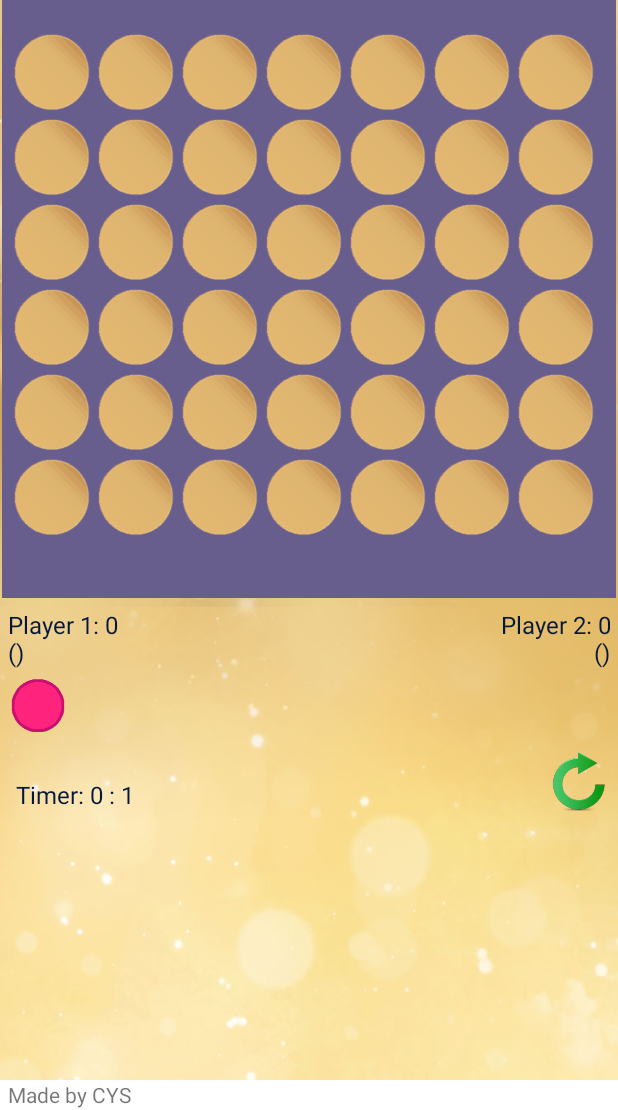
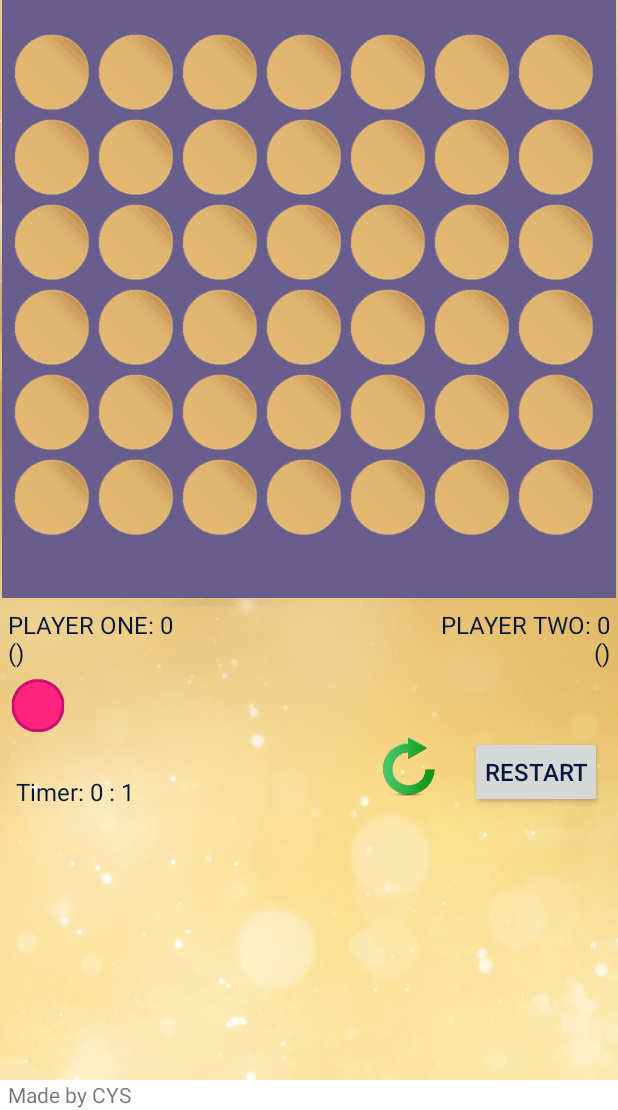
Before and after one commit to chenyingshu/Connect_Four, an Android app: the screen it shows after launch (GameActivity), after a tap on "START GAME", on a phone screen of 412 x 824 dp, the part 126-1236 px from its top. Run offline under Robolectric (Android 15) with nearby library versions, the phone set to English and light mode, and no system bars.

Commit message:
Connect Four

```diff
--- a/app/src/main/java/connect4/susan/connect_four/GameActivity.java
+++ b/app/src/main/java/connect4/susan/connect_four/GameActivity.java
@@ -5,6 +5,8 @@ import android.content.DialogInterface;
 import android.content.Intent;
 import android.content.res.Resources;
 import android.graphics.Point;
+import android.media.AudioManager;
+import android.media.SoundPool;
 import android.os.Bundle;
 import android.os.Handler;
 import android.os.Vibrator;
@@ -26,9 +28,12 @@ import android.widget.TextView;
 import android.widget.Toast;
 
 import java.util.ArrayList;
+import java.util.HashMap;
 
 /**
  * Edited by Susan on 2016/11/2
+ * Final edition on 2016/11/7
+ * Run on AS 2.2.2
  */
 
 public class GameActivity extends AppCompatActivity {
@@ -54,6 +59,20 @@ public class GameActivity extends AppCompatActivity {
 
     private Button menuButton;
     private Button restartButton;
+
+    //Sound Effect
+    private SoundPool soundPool;
+    private HashMap<Integer, Integer> soundHashMap;
+    private int soundPressID=1, dropID=2, retractID=3, warnID=4, gameResultID = 5, enterID = 6;
+    private AudioManager audioManager;
+    private float curVolumn;
+    private float maxVolumn;
+    private float leftVolumn;
+    private float rightVolumn;
+    private int priority;
+    private int no_loop;
+    private float normal_playback_rate;
+
 
     @Override
     protected void onCreate(Bundle savedInstanceState) {
@@ -150,6 +169,26 @@ public class GameActivity extends AppCompatActivity {
         retractButton = (ImageButton)findViewById(R.id.btn_retract);
         menuButton = (Button)findViewById(R.id.btn_menu);
         restartButton = (Button)findViewById(R.id.btn_restart);
+
+        // Sound effect initialization
+        soundPool = new SoundPool(6, AudioManager.STREAM_MUSIC, 100);;
+        soundHashMap = new HashMap<Integer, Integer>();
+        soundHashMap.put(soundPressID, soundPool.load(this, R.raw.keypress, 1));
+        soundHashMap.put(dropID, soundPool.load(this, R.raw.drop_sound, 1));
+        soundHashMap.put(retractID, soundPool.load(this, R.raw.retract, 1));
+        soundHashMap.put(warnID, soundPool.load(this, R.raw.light_error, 1));
+        soundHashMap.put(gameResultID, soundPool.load(this, R.raw.get_good_point, 1));
+        soundHashMap.put(enterID, soundPool.load(this, R.raw.click_enter, 1));
+
+        audioManager = (AudioManager)getSystemService(Context.AUDIO_SERVICE);
+
+        curVolumn = audioManager.getStreamVolume(AudioManager.STREAM_MUSIC);
+        maxVolumn = audioManager.getStreamMaxVolume(AudioManager.STREAM_MUSIC);
+        leftVolumn = curVolumn / maxVolumn;
+        rightVolumn = curVolumn / maxVolumn;
+        priority = 1;
+        no_loop = 0;
+        normal_playback_rate = 1f;
     }
 
     Long fixedTime;
@@ -181,11 +220,11 @@ public class GameActivity extends AppCompatActivity {
         }
 
         TextView playerInfo = (TextView)findViewById(R.id.playerInfo1);
-        playerInfo.setText("Player 1: "+p1win + "\n" +
-                        PlayerName1 + "("+UID1+")\n");
+        playerInfo.setText("PLAYER ONE: "+p1win + "\n" +
+                PlayerName1 + "("+UID1+")\n");
         playerInfo = (TextView)findViewById(R.id.playerInfo2);
-        playerInfo.setText("Player 2: "+ p2win + "\n" +
-                        PlayerName2 + "("+UID2+")\n");
+        playerInfo.setText("PLAYER TWO: "+ p2win + "\n" +
+                PlayerName2 + "("+UID2+")\n");
 
         //Timer starts
         startTime = System.currentTimeMillis();
@@ -195,11 +234,12 @@ public class GameActivity extends AppCompatActivity {
         /** Operation visibility initialization chesses **/
         retractButton.setVisibility(View.VISIBLE);
         menuButton.setVisibility(View.INVISIBLE);
-        restartButton.setVisibility(View.INVISIBLE);
+        restartButton.setVisibility(View.VISIBLE);
     }
 
 
     public void showArrow(int columnId){
+
         ImageView imageView;
         for (int j = 0; j < COLUMN_NUM; j++) {
             imageView = (ImageView)findViewById((ROW_NUM+1)*10+j);
@@ -208,12 +248,17 @@ public class GameActivity extends AppCompatActivity {
         if (columnId >= 0){
             imageView = (ImageView)findViewById((ROW_NUM+1)*10+columnId);
             if (place[columnId] > 0) {
+
+                //TODO showarrow sound effect
                 imageView.setImageResource(R.drawable.arrow);
             } else {
                 //Vibration
                 imageView.setImageResource(R.drawable.arrow_error);
                 Vibrator v = (Vibrator)getSystemService(Context.VIBRATOR_SERVICE);
-                v.vibrate(300);
+                v.vibrate(100);
+
+                //TODO show arrow sound effect
+                soundPool.play(soundHashMap.get(warnID), leftVolumn, rightVolumn, priority, no_loop, normal_playback_rate);
             }
             imageView.setVisibility(View.VISIBLE);
         }
@@ -260,7 +305,7 @@ public class GameActivity extends AppCompatActivity {
         for (int i = 0; i < ROW_NUM; i++) {
             for (int j = 0; j < COLUMN_NUM; j++) {
                 if ((winFlag >= 0 && chessColor[i][j] == winFlag) ||
-                 (winFlag < 0 && chessColor[i][j] != EMPTY_COLOR)) {
+                        (winFlag < 0 && chessColor[i][j] != EMPTY_COLOR)) {
                     //Right Upward
                     checkLineForOnePoint(chessColor[i][j],i,j,-1,1);
                     //Right
@@ -323,6 +368,7 @@ public class GameActivity extends AppCompatActivity {
                                 chess.setImageResource(R.drawable.green);
                                 chessColor[place[placeId]-1][placeId] = GREEN_COLOR;
                             }
+                            soundPool.play(soundHashMap.get(dropID), leftVolumn,rightVolumn,priority,no_loop,normal_playback_rate);
                             moves[playerTurn] = placeId;
                             playerTurn++;
                             if (playerTurn == ROW_NUM*COLUMN_NUM){
@@ -353,6 +399,7 @@ public class GameActivity extends AppCompatActivity {
             @Override
             public void onClick(View v) {
                 if (retractButton.getVisibility() == View.VISIBLE) {
+                    soundPool.play(soundHashMap.get(retractID), leftVolumn, rightVolumn, priority, no_loop, normal_playback_rate);
                     if (playerTurn > 0) {
                         playerTurn--;
                         int j = moves[playerTurn];
@@ -370,6 +417,7 @@ public class GameActivity extends AppCompatActivity {
             @Override
             public void onClick(View v) {
                 if (menuButton.getVisibility() == View.VISIBLE) {
+                    soundPool.play(soundHashMap.get(soundPressID), leftVolumn, rightVolumn, priority, no_loop, normal_playback_rate);
                     finish();
                 }
             }
@@ -377,16 +425,17 @@ public class GameActivity extends AppCompatActivity {
         restartButton.setOnClickListener(new View.OnClickListener() {
             @Override
             public void onClick(View v) {
-                if (restartButton.getVisibility() == View.VISIBLE) {
-                    emptyInit();
-                    gameStart();
-                }
+                soundPool.play(soundHashMap.get(enterID), leftVolumn, rightVolumn, priority, no_loop, normal_playback_rate);
+                emptyInit();
+                gameStart();
             }
         });
     }
 
     /*Show the winner*/
     public void showWinner(int winner) {
+        soundPool.play(soundHashMap.get(gameResultID), leftVolumn,rightVolumn,priority,no_loop,normal_playback_rate);
+
         String winMsg;
         fixedTime = System.currentTimeMillis();
         Long spentTime = fixedTime - startTime;
@@ -394,17 +443,19 @@ public class GameActivity extends AppCompatActivity {
         Long seconds = (spentTime / 1000) % 60;
 
         if (winner == RED_COLOR) {
-            winMsg = "WINNER: Player 1!\n\n"+
+            winMsg = "WINNER: Player ONE, "+PlayerName1+"!\n\n"+
                     "TIME USED: "+ minutes +" : "+ seconds;
             p1win++;
         } else if (winner == GREEN_COLOR){
-            winMsg = "WINNER: Player 2!\n\n" +
+            winMsg = "WINNER: Player TWO, "+PlayerName2+"!\n\n" +
                     "TIME USED: "+ minutes +" : "+ seconds;
             p2win++;
         } else {
-            winMsg = "DRAW !\n\n" +
+            winMsg = "GAME DRAW !\n\n" +
                     "TIME USED: "+ minutes +" : "+ seconds;
         }
+        Vibrator v = (Vibrator)getSystemService(Context.VIBRATOR_SERVICE);
+        v.vibrate(200);
         new AlertDialog.Builder(this)
                 .setTitle("GAME OVER")
                 .setMessage(winMsg)
@@ -413,6 +464,7 @@ public class GameActivity extends AppCompatActivity {
                 .setPositiveButton("Restart",new DialogInterface.OnClickListener() {
                     @Override
                     public void onClick(DialogInterface dialog, int which) {
+                        soundPool.play(soundHashMap.get(enterID), leftVolumn, rightVolumn, priority, no_loop, normal_playback_rate);
                         emptyInit();
                         gameStart();
                     }
@@ -420,14 +472,15 @@ public class GameActivity extends AppCompatActivity {
                 .setNegativeButton("Menu",new DialogInterface.OnClickListener() {
                     @Override
                     public void onClick(DialogInterface dialog, int which) {
+                        soundPool.play(soundHashMap.get(soundPressID), leftVolumn, rightVolumn, priority, no_loop, normal_playback_rate);
                         finish();
                     }
                 })
                 .setNeutralButton("OK", new DialogInterface.OnClickListener() {
                     @Override
                     public void onClick(DialogInterface dialog, int which) {
+                        soundPool.play(soundHashMap.get(soundPressID), leftVolumn, rightVolumn, priority, no_loop, normal_playback_rate);
                         menuButton.setVisibility(View.VISIBLE);
-                        restartButton.setVisibility(View.VISIBLE);
                         retractButton.setVisibility(View.INVISIBLE);
                     }
                 })
--- a/app/src/main/java/connect4/susan/connect_four/MenuActivity.java
+++ b/app/src/main/java/connect4/susan/connect_four/MenuActivity.java
@@ -2,6 +2,9 @@ package connect4.susan.connect_four;
 
 import android.content.Context;
 import android.content.Intent;
+import android.media.AudioManager;
+import android.media.MediaPlayer;
+import android.media.SoundPool;
 import android.support.v7.app.AppCompatActivity;
 import android.os.Bundle;
 import android.view.Gravity;
@@ -15,14 +18,22 @@ import android.widget.ImageButton;
 import android.widget.ImageView;
 import android.widget.Toast;
 
+import java.util.HashMap;
+
 /**
  * Edited by Susan on 2016/10/31
+ * Final edition on 2016/11/7
+ * Run on AS 2.2.2
  */
 
 public class MenuActivity extends AppCompatActivity implements View.OnClickListener {
 
     EditText txt_PlayerName1, txt_PlayerName2, txt_UID1, txt_UID2;
     Button btn_StartGame;
+    private SoundPool clickSound;
+    private HashMap<Integer, Integer> clickSoundMap;
+    private int soundID = 1;
+    private AudioManager audioManager;
 
     @Override
     protected void onCreate(Bundle savedInstanceState) {
@@ -36,6 +47,12 @@ public class MenuActivity extends AppCompatActivity implements View.OnClickListe
         txt_UID2 = (EditText) findViewById(R.id.editText_UID2);
 
         //Set start_game button listener
+        //MediaPlayer mediaPlayer = MediaPlayer.create(this, R.raw.keypress);
+        clickSound = new SoundPool(2, AudioManager.STREAM_MUSIC, 100);;
+        clickSoundMap = new HashMap<Integer, Integer>();
+        clickSoundMap.put(soundID, clickSound.load(this, R.raw.click_enter, 1));
+        audioManager = (AudioManager)getSystemService(Context.AUDIO_SERVICE);
+
         btn_StartGame = (Button) findViewById(R.id.btn_startgame);
         btn_StartGame.setOnClickListener(this);
 
@@ -70,6 +87,17 @@ public class MenuActivity extends AppCompatActivity implements View.OnClickListe
                     "Player2: "+ p2 +"("+ uid2 +")\n"+
                     "@@@@@@@@@@@@@@@@@\n");
              */
+
+            //Sound Effect
+            float curVolumn = audioManager.getStreamVolume(AudioManager.STREAM_MUSIC);
+            float maxVolumn = audioManager.getStreamMaxVolume(AudioManager.STREAM_MUSIC);
+            float leftVolumn = curVolumn / maxVolumn;
+            float rightVolumn = curVolumn / maxVolumn;
+            int priority = 1;
+            int no_loop = 0;
+            float normal_playback_rate = 1f;
+            clickSound.play(clickSoundMap.get(soundID), leftVolumn, rightVolumn, priority, no_loop, normal_playback_rate);
+
             //New activity
             Intent intent = new Intent(getBaseContext(), GameActivity.class);
             intent.putExtra("p1", p1);
--- a/app/src/main/res/layout/activity_game.xml
+++ b/app/src/main/res/layout/activity_game.xml
@@ -68,7 +68,7 @@
                         android:layout_height="wrap_content"
                         android:textColor="@color/letter"
                         android:textSize="16dp"
-                        android:text="PLAYER 1"/>
+                        android:text="PLAYER ONE"/>
                     <ImageView android:id="@+id/playerImage1"
                         android:layout_width="40dp"
                         android:layout_height="40dp"
@@ -86,7 +86,7 @@
                         android:layout_height="wrap_content"
                         android:textColor="@color/letter"
                         android:textAlignment="textEnd"
-                        android:text="PLAYER 2"
+                        android:text="PLAYER TWO"
                         android:textSize="16dp"
                         android:layout_alignParentRight="true"/>
                     <ImageView android:id="@+id/playerImage2"
@@ -112,7 +112,15 @@
                     android:text="Timer: 0 : 0"
                     android:textSize="16dp"
                     android:textColor="@color/letter"
-                    android:layout_alignBottom="@+id/btn_retract"/>
+                    android:layout_alignBottom="@+id/btn_restart"/>
+
+                <ImageButton
+                    android:id="@+id/btn_retract"
+                    android:layout_width="40dp"
+                    android:layout_height="40dp"
+                    android:layout_marginRight="20dip"
+                    android:background="@drawable/retrieve_icon"
+                    android:layout_toLeftOf="@+id/btn_restart"/>
 
                 <Button android:id="@+id/btn_menu"
                     android:layout_width="wrap_content"
@@ -123,30 +131,20 @@
                     android:text="Menu"
                     android:textSize="16dp"
                     android:textColor="@color/letter"
-                    android:background="@color/infoBg"
                     android:layout_toLeftOf="@+id/btn_restart"/>
 
                 <Button android:id="@+id/btn_restart"
                     android:layout_width="wrap_content"
                     android:layout_height="wrap_content"
                     android:layout_marginRight="5dp"
+                    android:layout_marginBottom="20dp"
                     android:paddingRight="5dp"
                     android:paddingLeft="5dp"
                     android:text="Restart"
                     android:textSize="16dp"
                     android:textColor="@color/letter"
-                    android:background="@color/infoBg"
-                    android:layout_toLeftOf="@+id/btn_retract"
-                    android:layout_alignParentRight="true"/>
-
-                <ImageButton
-                    android:id="@+id/btn_retract"
-                    android:layout_width="40dp"
-                    android:layout_height="40dp"
-                    android:layout_marginTop="10dp"
-                    android:background="@drawable/retrieve_icon"
                     android:layout_alignParentTop="true"
-                    android:layout_alignParentEnd="true" />
+                    android:layout_alignParentEnd="true"/>
             </RelativeLayout>
 
         </LinearLayout>
--- a/app/src/main/res/values/strings.xml
+++ b/app/src/main/res/values/strings.xml
@@ -1,3 +1,3 @@
 <resources>
-    <string name="app_name">Connect Four</string>
+    <string name="app_name">ConnectFour</string>
 </resources>
--- a/build.gradle
+++ b/build.gradle
@@ -5,7 +5,7 @@ buildscript {
         jcenter()
     }
     dependencies {
-        classpath 'com.android.tools.build:gradle:2.2.0'
+        classpath 'com.android.tools.build:gradle:2.2.2'
 
         // NOTE: Do not place your application dependencies here; they belong
         // in the individual module build.gradle files
```
Also changed, not shown: app/src/main/res/layout/activity_menu.xml (+21 -15 lines), app/src/main/res/drawable/green.png, app/src/main/res/drawable/red.png, 8 other files.
